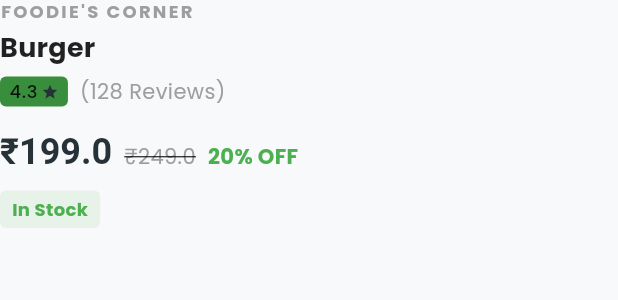
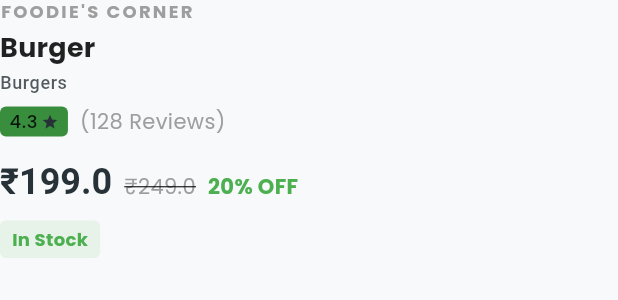
Before and after one commit to buildwithayush/refily, a Flutter app: the ProductInfoSection widget shown alone on an empty page, opened directly with sample values from the repository, on a phone screen of 412 x 824 dp. Shown: the top 300 px of the screen. Run offline on Flutter 3.47's test engine with Material 3 defaults, Android fonts, the light colour scheme and no system bars; our stand-ins replace flutter_riverpod, go_router, google_fonts, riverpod_annotation, shared_preferences, shimmer; accounts and stored records are empty; generated files the repository leaves out were written again.

Commit message:
feat(product): display subcategory on product details screen

```diff
--- a/lib/features/product_details/presentation/widgets/product_info_section.dart
+++ b/lib/features/product_details/presentation/widgets/product_info_section.dart
@@ -26,6 +26,7 @@ class ProductInfoSection extends StatelessWidget {
           ),
         ),
         const SizedBox(height: 4),
+
         // Product Name
         Text(
           product.name,
@@ -33,7 +34,18 @@ class ProductInfoSection extends StatelessWidget {
             fontWeight: FontWeight.bold,
           ),
         ),
+        const SizedBox(height: 4),
+
+        // - SUBCATEGORY TAG -
+        Text(
+          product.subcategory,
+          style: context.textTheme.bodySmall?.copyWith(
+            color: context.colorScheme.primary.withValues(alpha: 0.8),
+            fontWeight: FontWeight.w500,
+          ),
+        ),
         const SizedBox(height: 8),
+
         // Rating & Reviews Row
         Row(
           children: [
@@ -66,6 +78,7 @@ class ProductInfoSection extends StatelessWidget {
           ],
         ),
         const SizedBox(height: 16),
+
         // Price & Discount Block
         Row(
           crossAxisAlignment: CrossAxisAlignment.baseline,
@@ -99,6 +112,7 @@ class ProductInfoSection extends StatelessWidget {
           ],
         ),
         const SizedBox(height: 12),
+
         // Dynamic Stock Tag
         Container(
           padding: const EdgeInsets.symmetric(horizontal: 8, vertical: 4),
```
